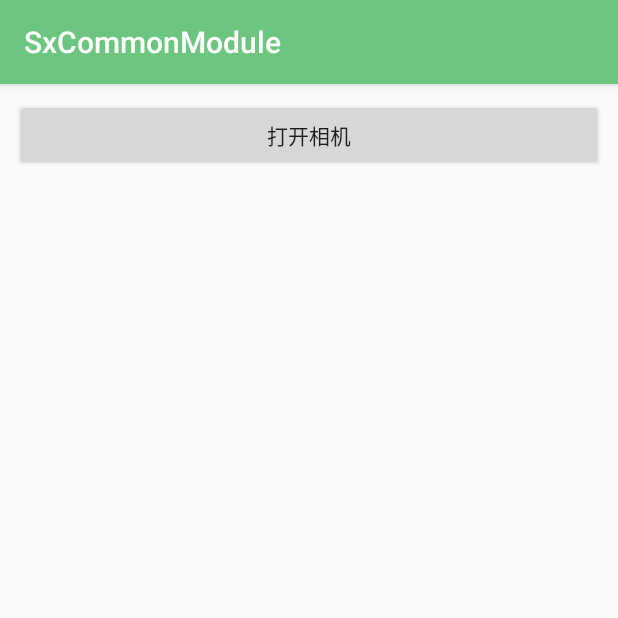
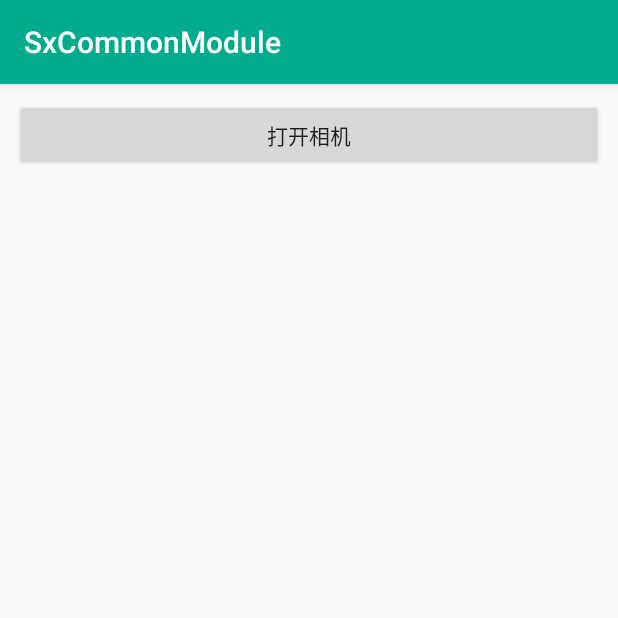
Before and after one commit to ZengCS/SimpleCommModule, an Android app: the PermissionActivity screen opened directly, with no data from a screen before it, on a phone screen of 412 x 824 dp, the top half of it. Run offline under Robolectric (Android 15) with nearby library versions, the light colour scheme and no system bars; our stand-ins replace Timber; libraries missing offline, so code that uses them is left out: permissions.dispatcher.

Commit message:
功能点描述：修改主题色

```diff
--- a/app/src/main/res/values/colors.xml
+++ /dev/null
@@ -1,6 +0,0 @@
-<?xml version="1.0" encoding="utf-8"?>
-<resources>
-    <color name="colorPrimary">#6cc67f</color>
-    <color name="colorPrimaryDark">#49b271</color>
-    <color name="colorAccent">#49b271</color>
-</resources>
--- a/sketchpad/src/main/res/drawable/bg_circle_green.xml
+++ b/sketchpad/src/main/res/drawable/bg_circle_green.xml
@@ -3,6 +3,6 @@
 
     <corners android:radius="500dp" />
 
-    <solid android:color="@color/colorGreen" />
+    <solid android:color="@color/colorPrimary" />
 
 </shape>
--- a/sketchpad/src/main/res/drawable/bg_circle_green_dark.xml
+++ b/sketchpad/src/main/res/drawable/bg_circle_green_dark.xml
@@ -3,6 +3,6 @@
 
     <corners android:radius="500dp" />
 
-    <solid android:color="@color/colorGreenDark" />
+    <solid android:color="@color/colorPrimaryDark" />
 
 </shape>
--- a/sketchpad/src/main/res/values/colors.xml
+++ b/sketchpad/src/main/res/values/colors.xml
@@ -1,8 +1,9 @@
 <?xml version="1.0" encoding="utf-8"?>
 <resources>
-    <color name="colorPrimary">#3F51B5</color>
-    <color name="colorPrimaryDark">#303F9F</color>
-    <color name="colorAccent">#399855</color>
+    <color name="colorPrimary">#01AC8E</color>
+    <color name="colorPrimaryDark">#009278</color>
+    <color name="colorAccent">#018069</color>
+    <color name="colorAccentPress">#025F4E</color>
 
     <color name="colorGreen">#53ae73</color>
     <color name="colorGreenDark">#399855</color>
--- a/sx_common_module/src/main/res/layout/dialog_custom_common_button.xml
+++ b/sx_common_module/src/main/res/layout/dialog_custom_common_button.xml
@@ -43,7 +43,7 @@
             android:focusable="true"
             android:gravity="center"
             android:text="@string/txt_ok"
-            android:textColor="@color/mGreen"
+            android:textColor="@color/colorPrimary"
             android:textSize="28px" />
     </com.zhy.autolayout.AutoLinearLayout>
 </com.zhy.autolayout.AutoLinearLayout>
--- a/sx_common_module/src/main/res/layout/dialog_custom_common_button_single.xml
+++ b/sx_common_module/src/main/res/layout/dialog_custom_common_button_single.xml
@@ -18,6 +18,6 @@
         android:clickable="true"
         android:gravity="center"
         android:text="@string/txt_i_know"
-        android:textColor="@color/mBlue"
+        android:textColor="@color/colorPrimary"
         android:textSize="28px" />
 </com.zhy.autolayout.AutoLinearLayout>
--- a/sx_common_module/src/main/res/layout/dialog_custom_common_title.xml
+++ b/sx_common_module/src/main/res/layout/dialog_custom_common_title.xml
@@ -43,5 +43,5 @@
     <View
         android:layout_width="match_parent"
         android:layout_height="1dp"
-        android:background="@color/mGreen" />
+        android:background="@color/colorPrimary" />
 </com.zhy.autolayout.AutoLinearLayout>
--- a/sx_common_module/src/main/res/layout/dialog_custom_loading.xml
+++ b/sx_common_module/src/main/res/layout/dialog_custom_loading.xml
@@ -24,7 +24,7 @@
             android:layout_width="wrap_content"
             android:layout_height="wrap_content"
             android:layout_marginTop="30px"
-            android:textColor="@color/mGreen"
+            android:textColor="@color/colorPrimary"
             android:text="@string/txt_loading_common"
             android:textSize="26px" />
     </com.zhy.autolayout.AutoLinearLayout>
--- a/sx_common_module/src/main/res/values/colors.xml
+++ b/sx_common_module/src/main/res/values/colors.xml
@@ -1,7 +1,7 @@
 <?xml version="1.0" encoding="utf-8"?>
 <resources>
-    <color name="colorPrimary">@color/mGreen</color>
-    <color name="colorPrimaryDark">@color/mGreenDark</color>
-    <color name="colorAccent">@color/mBlue</color>
-    <color name="colorAccentPress">@color/mBlueDark</color>
+    <color name="colorPrimary">#01AC8E</color>
+    <color name="colorPrimaryDark">#009278</color>
+    <color name="colorAccent">#018069</color>
+    <color name="colorAccentPress">#025F4E</color>
 </resources>
```
